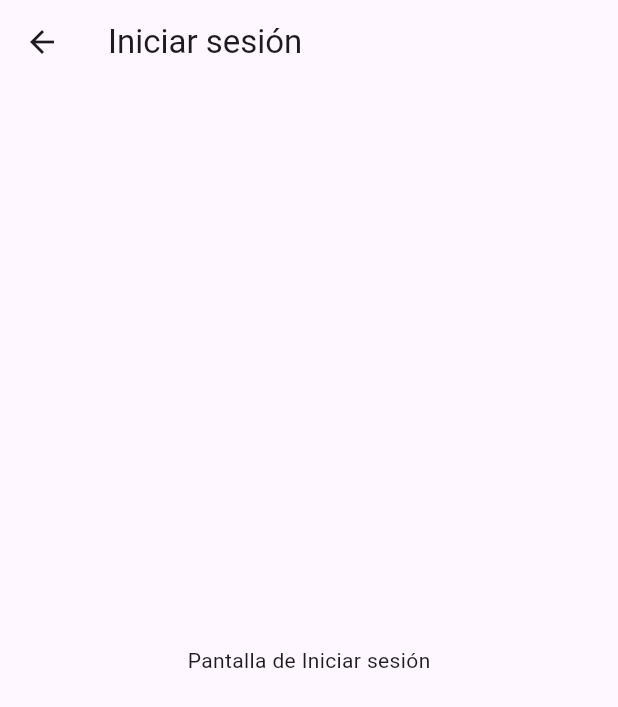
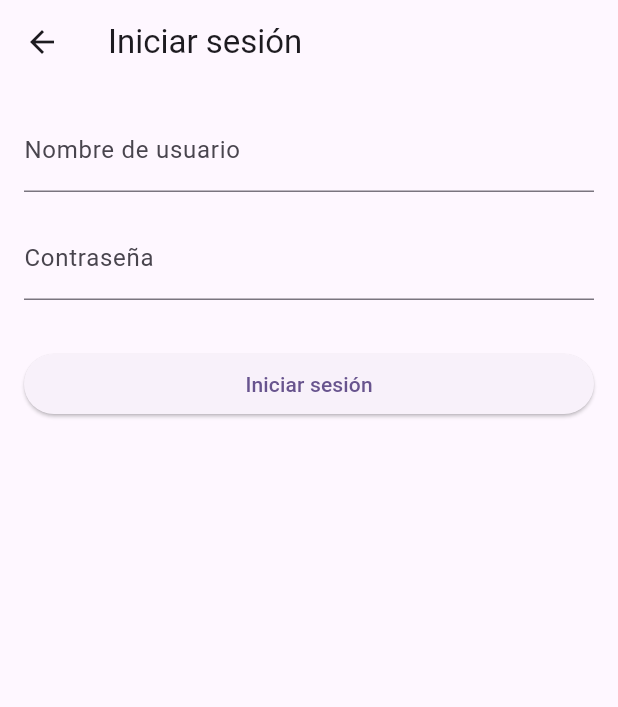
Before and after one commit to JuanJose21/flutter-package-api-fake-store, a Flutter app: the screen it shows after launch, after a tap on "Iniciar sesión", on a phone screen of 412 x 824 dp. Shown: the top 707 px of the screen. Run offline on Flutter 3.47's test engine with Material 3 defaults, Android fonts, the phone set to English and light mode, and no system bars; our stand-ins replace dartz.

Commit message:
feat: add screen login and fix service

```diff
--- a/example/lib/src/screens/home_screen.dart
+++ b/example/lib/src/screens/home_screen.dart
@@ -1,6 +1,6 @@
+import 'package:flutter/material.dart';
 import 'package:example/src/widgets/shared/card_custom.dart';
 import 'package:example/src/widgets/shared/custom_app_bar.dart';
-import 'package:flutter/material.dart';
 import 'package:example/src/screens/login_screen.dart';
 import 'package:example/src/screens/cart_screen.dart';
 import 'package:example/src/screens/add_product_screen.dart';
@@ -27,7 +27,7 @@ class HomeScreen extends StatelessWidget {
     );
   }
 
-  /// Genera la lista de widgets CardCustom.
+  /// Generates a list of cards with the data of the screens to navigate
   List<Widget> _buildCardList(BuildContext context) {
     final List<Map<String, dynamic>> cardData = [
       {
--- a/example/lib/src/screens/login_screen.dart
+++ b/example/lib/src/screens/login_screen.dart
@@ -1,7 +1,56 @@
 import 'package:flutter/material.dart';
+import 'package:flutter_package_api_fake_store/flutter_package_api_fake_store.dart';
 
-class LoginScreen extends StatelessWidget {
+class LoginScreen extends StatefulWidget {
   const LoginScreen({super.key});
+
+  @override
+  State<LoginScreen> createState() => _LoginScreenState();
+}
+
+class _LoginScreenState extends State<LoginScreen> {
+  final _formKey = GlobalKey<FormState>();
+  final TextEditingController _usernameController = TextEditingController();
+  final TextEditingController _passwordController = TextEditingController();
+  final AuthHttpService authHttpService = AuthHttpService();
+  String? _errorMessage;
+  TokenModel? _token;
+  bool _isLoading = false;
+
+  void _submitForm() async {
+    if (_formKey.currentState?.validate() ?? false) {
+      setState(() {
+        _errorMessage = null;
+        _token = null;
+        _isLoading = true;
+      });
+
+      final username = _usernameController.text;
+      final password = _passwordController.text;
+
+      final result = await authHttpService
+          .login(AuthPostModel(username: username, password: password));
+
+      result.fold(
+          (error) => {
+                setState(() {
+                  _errorMessage = error;
+                })
+              },
+          (token) => {
+                setState(() {
+                  _token = token;
+                })
+              });
+
+      setState(() {
+        _isLoading = false;
+      });
+
+      _usernameController.clear();
+      _passwordController.clear();
+    }
+  }
 
   @override
   Widget build(BuildContext context) {
@@ -9,8 +58,68 @@ class LoginScreen extends StatelessWidget {
       appBar: AppBar(
         title: const Text('Iniciar sesión'),
       ),
-      body: const Center(
-        child: Text('Pantalla de Iniciar sesión'),
+      body: Padding(
+        padding: const EdgeInsets.all(16.0),
+        child: Form(
+          key: _formKey,
+          child: Column(
+            crossAxisAlignment: CrossAxisAlignment.stretch,
+            children: [
+              TextFormField(
+                controller: _usernameController,
+                decoration:
+                    const InputDecoration(labelText: 'Nombre de usuario'),
+                validator: (value) {
+                  if (value == null || value.isEmpty) {
+                    return 'Por favor, ingrese su nombre de usuario';
+                  }
+                  return null;
+                },
+              ),
+              const SizedBox(height: 16.0),
+              TextFormField(
+                controller: _passwordController,
+                decoration: const InputDecoration(labelText: 'Contraseña'),
+                obscureText: true,
+                validator: (value) {
+                  if (value == null || value.isEmpty) {
+                    return 'Por favor, ingrese su contraseña';
+                  }
+                  return null;
+                },
+              ),
+              const SizedBox(height: 32.0),
+              ElevatedButton(
+                onPressed: _isLoading ? null : _submitForm,
+                child: _isLoading
+                    ? const SizedBox(
+                        height: 20.0,
+                        width: 20.0,
+                        child: CircularProgressIndicator(
+                          strokeWidth: 2.0,
+                          color: Colors.teal,
+                        ),
+                      )
+                    : const Text('Iniciar sesión'),
+              ),
+              const SizedBox(height: 32.0),
+              if (_errorMessage != null) ...[
+                Text(
+                  _errorMessage!,
+                  style: const TextStyle(color: Colors.red),
+                ),
+                const SizedBox(height: 16.0),
+              ],
+              if (_token != null) ...[
+                Text(
+                  _token!.token,
+                  style: const TextStyle(color: Colors.green),
+                ),
+                const SizedBox(height: 16.0),
+              ],
+            ],
+          ),
+        ),
       ),
     );
   }
--- a/lib/src/services/carts_service.dart
+++ b/lib/src/services/carts_service.dart
@@ -26,7 +26,7 @@ class CartsHttpService {
         final List<CartModel> carts = cartModelFromJson(response.body);
         return Right(carts);
       } else {
-        return Left("Error!!! ${response.statusCode}");
+        return Left("Error!!! ${response.statusCode} - ${response.body}");
       }
     } catch (e) {
       return Left('Exception - getCartByUser: $e');
@@ -59,7 +59,7 @@ class CartsHttpService {
         final List<CartModel> carts = cartModelFromJson(response.body);
         return Right(carts);
       } else {
-        return Left("Error!!! ${response.statusCode}");
+        return Left("Error!!! ${response.statusCode} - ${response.body}");
       }
     } catch (e) {
       return Left('Exception - getCartByUser: $e');
--- a/lib/src/services/users_service.dart
+++ b/lib/src/services/users_service.dart
@@ -28,7 +28,7 @@ class UsersHttpService {
         final UserModel user = userModelFromJson(response.body);
         return Right(user);
       } else {
-        return Left("Error!!! ${response.statusCode}");
+        return Left("Error!!! ${response.statusCode} - ${response.body}");
       }
     } catch (e) {
       return Left('Exception - getUser: $e');
@@ -80,7 +80,7 @@ class UsersHttpService {
         final UserModel user = userModelFromJson(response.body);
         return Right(user);
       } else {
-        return Left("Error!!! ${response.statusCode}");
+        return Left("Error!!! ${response.statusCode} - ${response.body}");
       }
     } catch (e) {
       return Left('Exception - getUser: $e');
```
Also changed, not shown: lib/src/services/auth_service.dart (+12 -1 lines).
